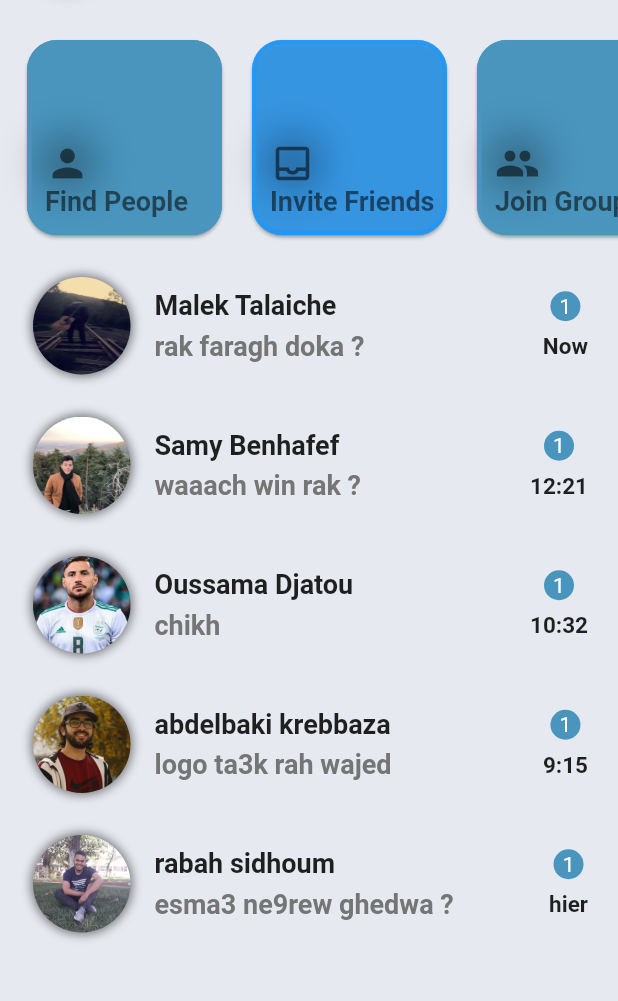
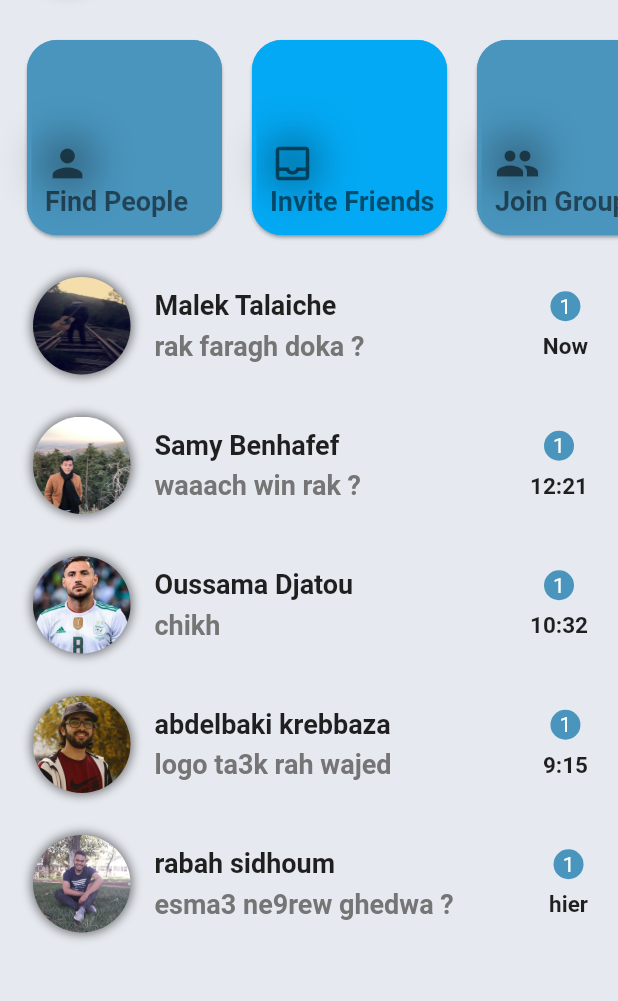
Before and after one commit to abdelghanimeliani/telegram-clone, a Flutter app: the screen it shows after launch, on a phone screen of 412 x 824 dp, the part 137-1138 px from its top. Run offline on Flutter 3.47's test engine with Material 2 defaults, Android fonts, the phone set to English and light mode, and no system bars.

Commit message:
normalement la derniere verssion2

```diff
--- a/lib/main.dart
+++ b/lib/main.dart
@@ -95,7 +95,7 @@ class MyApp extends StatelessWidget {
                child: Row(
                  children: [
                    CategoriesCard(CustomTheme.primaryColor, Icons.person, "Find People"),
-                   CategoriesCard(Colors.blue.withOpacity(0.8), Icons.inbox_outlined  , "Invite Friends"),
+                   CategoriesCard(Colors.lightBlue.withOpacity(1), Icons.inbox_outlined  , "Invite Friends"),
                    CategoriesCard(CustomTheme.primaryColor, Icons.people, "Join Groupes"),
                  ],
                ),
```
